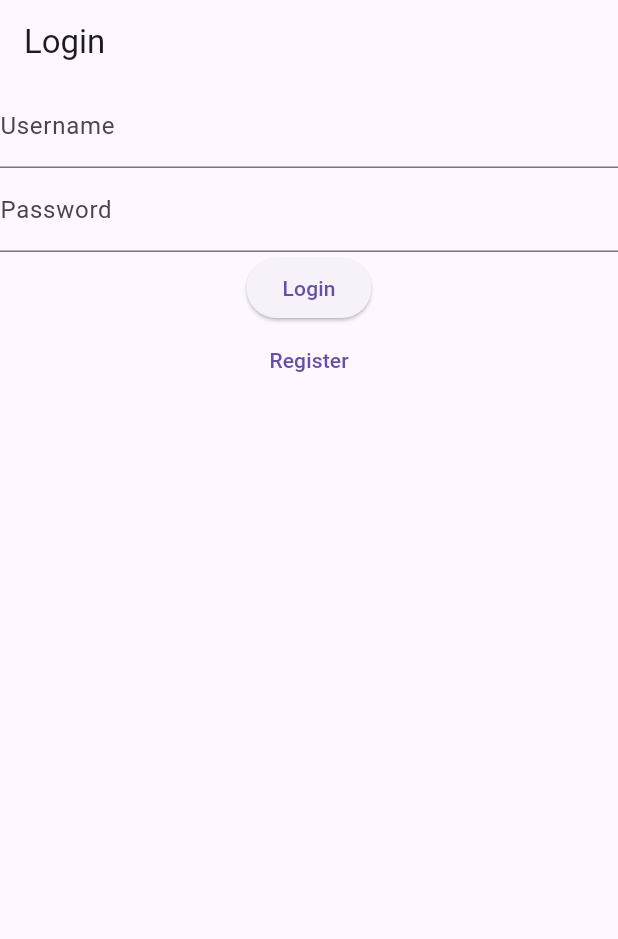
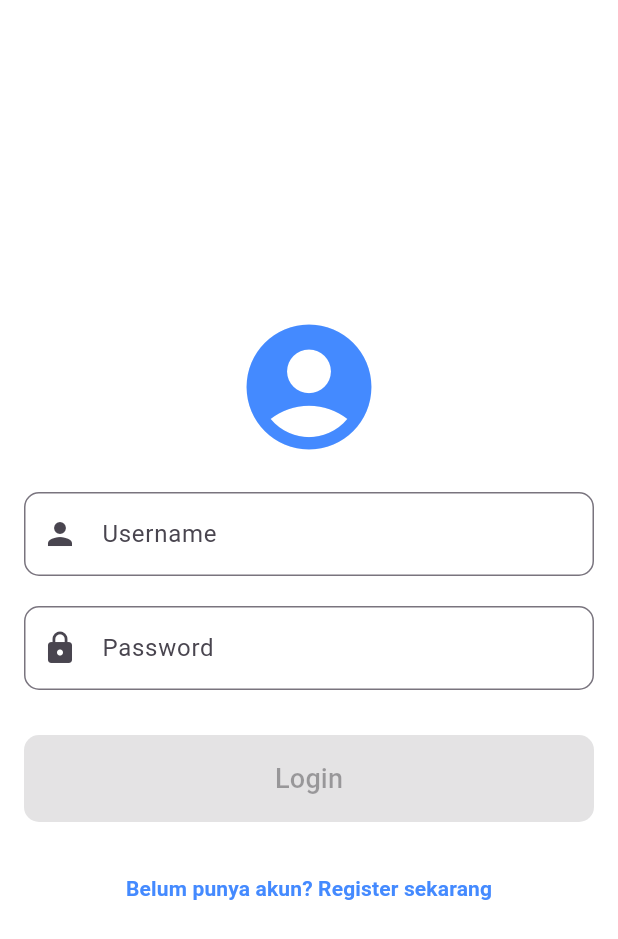
Before and after one commit to Dimata-PKL-2024/PKL-Flutter, a Flutter app: the screen it shows after launch, on a phone screen of 412 x 824 dp. Shown: the top 939 px of the screen. Run offline on Flutter 3.47's test engine with Material 3 defaults, Android fonts, the phone set to English and light mode, and no system bars; our stand-ins replace get.

Commit message:
view login and register

```diff
--- a/lib/views/auth/login_page.dart
+++ b/lib/views/auth/login_page.dart
@@ -6,18 +6,39 @@ class LoginPage extends StatelessWidget {
   final AuthController authController = Get.put(AuthController());
   final TextEditingController usernameController = TextEditingController();
   final TextEditingController passwordController = TextEditingController();
+  final RxBool isFilled = false.obs;
+
+  LoginPage() {
+    usernameController.addListener(_updateButtonState);
+    passwordController.addListener(_updateButtonState);
+  }
+
+  void _updateButtonState() {
+    isFilled.value = usernameController.text.isNotEmpty && passwordController.text.isNotEmpty;
+  }
 
   @override
   Widget build(BuildContext context) {
     return Scaffold(
-      appBar: AppBar(title: Text('Login')),
-      body: Column(
+      backgroundColor: Colors.white,
+      body: Center(
+        child: Padding(
+          padding: const EdgeInsets.all(16.0),
+          child: Column(
+            mainAxisAlignment: MainAxisAlignment.center,
             children: [
+              Icon(Icons.account_circle, size: 100, color: Colors.blueAccent),
+              SizedBox(height: 20),
               _buildUsernameField(),
+              SizedBox(height: 20),
               _buildPasswordField(),
+              SizedBox(height: 30),
               _buildLoginButton(),
+              SizedBox(height: 20),
               _buildRegisterButton(),
             ],
+          ),
+        ),
       ),
     );
   }
@@ -25,21 +46,36 @@ class LoginPage extends StatelessWidget {
   Widget _buildUsernameField() {
     return TextField(
       controller: usernameController,
-      decoration: InputDecoration(labelText: 'Username'),
+      decoration: InputDecoration(
+        labelText: 'Username',
+        border: OutlineInputBorder(
+          borderRadius: BorderRadius.circular(10.0),
+        ),
+        prefixIcon: Icon(Icons.person),
+      ),
     );
   }
 
   Widget _buildPasswordField() {
     return TextField(
       controller: passwordController,
-      decoration: InputDecoration(labelText: 'Password'),
       obscureText: true,
+      decoration: InputDecoration(
+        labelText: 'Password',
+        border: OutlineInputBorder(
+          borderRadius: BorderRadius.circular(10.0),
+        ),
+        prefixIcon: Icon(Icons.lock),
+      ),
     );
   }
 
   Widget _buildLoginButton() {
-    return ElevatedButton(
-      onPressed: () {
+    return Obx(() => SizedBox(
+      width: double.infinity,
+      child: ElevatedButton(
+        onPressed: isFilled.value
+            ? () {
                 String username = usernameController.text;
                 String password = passwordController.text;
 
@@ -52,17 +88,37 @@ class LoginPage extends StatelessWidget {
                 if (success) {
                   Get.toNamed('/home');
                 } else {
-          Get.snackbar('Error', 'Invalid username or password');
+                  Get.snackbar(
+                    'Error',
+                    'Invalid username or password',
+                    snackPosition: SnackPosition.TOP, // Notifikasi di bagian atas
+                  );
                 }
-      },
-      child: Text('Login'),
-    );
+              }
+            : null,
+        style: ElevatedButton.styleFrom(
+          padding: EdgeInsets.symmetric(vertical: 16.0),
+          backgroundColor: Colors.blueAccent,
+          shape: RoundedRectangleBorder(
+            borderRadius: BorderRadius.circular(10.0),
+          ),
+          foregroundColor: isFilled.value ? Colors.white : Colors.black38,
+        ),
+        child: Text('Login', style: TextStyle(fontSize: 18)),
+      ),
+    ));
   }
 
   Widget _buildRegisterButton() {
     return TextButton(
       onPressed: () => Get.toNamed('/register'),
-      child: Text('Register'),
+      child: Text(
+        'Belum punya akun? Register sekarang',
+        style: TextStyle(
+          color: Colors.blueAccent,
+          fontWeight: FontWeight.bold,
+        ),
+      ),
     );
   }
 }
```
Also changed, not shown: lib/views/auth/register_page.dart (+62 -16 lines). Lines whose indentation alone changed are shown as unchanged.
